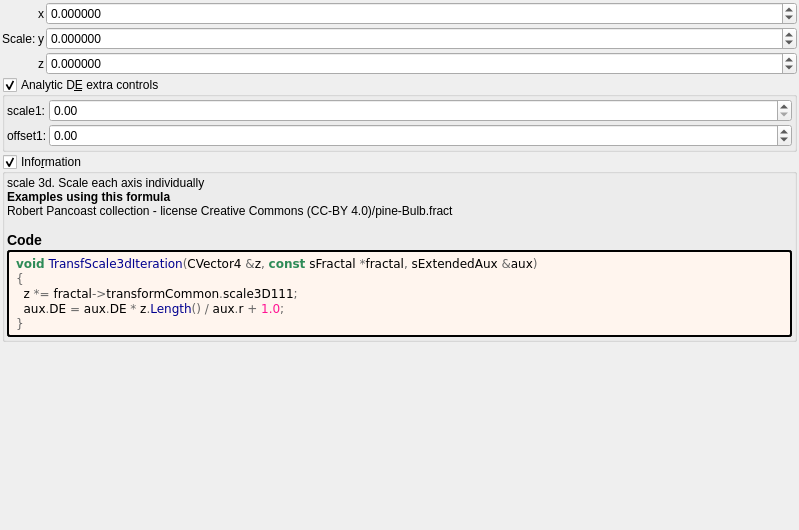
Old version of the form mandelbulber2/formula/ui/transf_scale3d.ui in the repository buddhi1980/mandelbulber2.
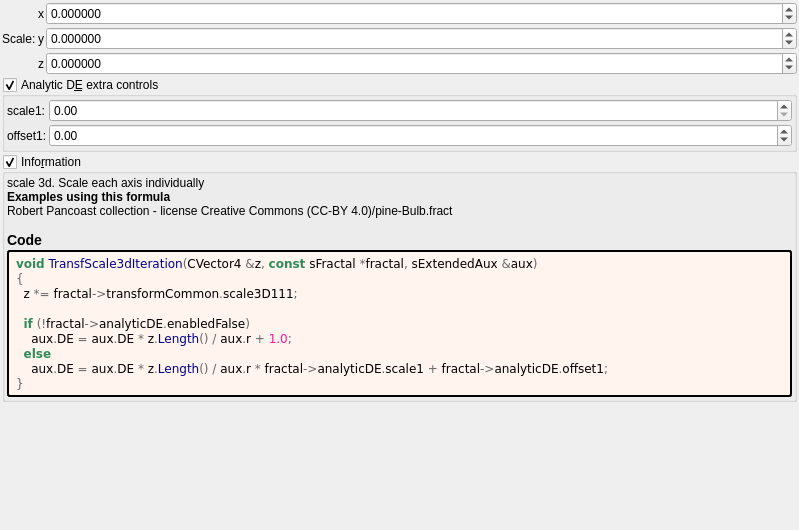
New version of the form. Custom widgets are drawn as their Qt base class.

Diff of the .ui file:
```diff
--- a/mandelbulber2/formula/ui/transf_scale3d.ui
+++ b/mandelbulber2/formula/ui/transf_scale3d.ui
@@ -307,7 +307,11 @@
 &lt;pre style=&quot;color:#000000; background-color:#fff5ee;  font-family:'Courier New',monospace;&quot;&gt;&lt;span style=&quot;color:#2e8b57; font-weight:bold&quot;&gt;void&lt;/span&gt; &lt;span style=&quot;color:#00008f&quot;&gt;TransfScale3dIteration&lt;/span&gt;&lt;span style=&quot;color:#676767&quot;&gt;(&lt;/span&gt;CVector4 &lt;span style=&quot;color:#676767&quot;&gt;&amp;amp;&lt;/span&gt;z&lt;span style=&quot;color:#676767&quot;&gt;,&lt;/span&gt; &lt;span style=&quot;color:#2e8b57; font-weight:bold&quot;&gt;const&lt;/span&gt; sFractal &lt;span style=&quot;color:#676767&quot;&gt;*&lt;/span&gt;fractal&lt;span style=&quot;color:#676767&quot;&gt;,&lt;/span&gt; sExtendedAux &lt;span style=&quot;color:#676767&quot;&gt;&amp;amp;&lt;/span&gt;aux&lt;span style=&quot;color:#676767&quot;&gt;)&lt;/span&gt;
 &lt;span style=&quot;color:#676767&quot;&gt;{&lt;/span&gt;
   z &lt;span style=&quot;color:#676767&quot;&gt;*=&lt;/span&gt; fractal&lt;span style=&quot;color:#676767&quot;&gt;-&amp;gt;&lt;/span&gt;transformCommon&lt;span style=&quot;color:#676767&quot;&gt;.&lt;/span&gt;scale3D111&lt;span style=&quot;color:#676767&quot;&gt;;&lt;/span&gt;
-  aux&lt;span style=&quot;color:#676767&quot;&gt;.&lt;/span&gt;DE &lt;span style=&quot;color:#676767&quot;&gt;=&lt;/span&gt; aux&lt;span style=&quot;color:#676767&quot;&gt;.&lt;/span&gt;DE &lt;span style=&quot;color:#676767&quot;&gt;*&lt;/span&gt; z&lt;span style=&quot;color:#676767&quot;&gt;.&lt;/span&gt;&lt;span style=&quot;color:#00008f&quot;&gt;Length&lt;/span&gt;&lt;span style=&quot;color:#676767&quot;&gt;() /&lt;/span&gt; aux&lt;span style=&quot;color:#676767&quot;&gt;.&lt;/span&gt;r &lt;span style=&quot;color:#676767&quot;&gt;+&lt;/span&gt; &lt;span style=&quot;color:#ff1493&quot;&gt;1.0&lt;/span&gt;&lt;span style=&quot;color:#676767&quot;&gt;;&lt;/span&gt;
+
+  &lt;span style=&quot;color:#2e8b57; font-weight:bold&quot;&gt;if&lt;/span&gt; &lt;span style=&quot;color:#676767&quot;&gt;(!&lt;/span&gt;fractal&lt;span style=&quot;color:#676767&quot;&gt;-&amp;gt;&lt;/span&gt;analyticDE&lt;span style=&quot;color:#676767&quot;&gt;.&lt;/span&gt;enabledFalse&lt;span style=&quot;color:#676767&quot;&gt;)&lt;/span&gt;
+    aux&lt;span style=&quot;color:#676767&quot;&gt;.&lt;/span&gt;DE &lt;span style=&quot;color:#676767&quot;&gt;=&lt;/span&gt; aux&lt;span style=&quot;color:#676767&quot;&gt;.&lt;/span&gt;DE &lt;span style=&quot;color:#676767&quot;&gt;*&lt;/span&gt; z&lt;span style=&quot;color:#676767&quot;&gt;.&lt;/span&gt;&lt;span style=&quot;color:#00008f&quot;&gt;Length&lt;/span&gt;&lt;span style=&quot;color:#676767&quot;&gt;() /&lt;/span&gt; aux&lt;span style=&quot;color:#676767&quot;&gt;.&lt;/span&gt;r &lt;span style=&quot;color:#676767&quot;&gt;+&lt;/span&gt; &lt;span style=&quot;color:#ff1493&quot;&gt;1.0&lt;/span&gt;&lt;span style=&quot;color:#676767&quot;&gt;;&lt;/span&gt;
+  &lt;span style=&quot;color:#2e8b57; font-weight:bold&quot;&gt;else&lt;/span&gt;
+    aux&lt;span style=&quot;color:#676767&quot;&gt;.&lt;/span&gt;DE &lt;span style=&quot;color:#676767&quot;&gt;=&lt;/span&gt; aux&lt;span style=&quot;color:#676767&quot;&gt;.&lt;/span&gt;DE &lt;span style=&quot;color:#676767&quot;&gt;*&lt;/span&gt; z&lt;span style=&quot;color:#676767&quot;&gt;.&lt;/span&gt;&lt;span style=&quot;color:#00008f&quot;&gt;Length&lt;/span&gt;&lt;span style=&quot;color:#676767&quot;&gt;() /&lt;/span&gt; aux&lt;span style=&quot;color:#676767&quot;&gt;.&lt;/span&gt;r &lt;span style=&quot;color:#676767&quot;&gt;*&lt;/span&gt; fractal&lt;span style=&quot;color:#676767&quot;&gt;-&amp;gt;&lt;/span&gt;analyticDE&lt;span style=&quot;color:#676767&quot;&gt;.&lt;/span&gt;scale1 &lt;span style=&quot;color:#676767&quot;&gt;+&lt;/span&gt; fractal&lt;span style=&quot;color:#676767&quot;&gt;-&amp;gt;&lt;/span&gt;analyticDE&lt;span style=&quot;color:#676767&quot;&gt;.&lt;/span&gt;offset1&lt;span style=&quot;color:#676767&quot;&gt;;&lt;/span&gt;
 &lt;span style=&quot;color:#676767&quot;&gt;}&lt;/span&gt;
 &lt;/pre&gt;
 &lt;/body&gt;</string>
```
Left out of the diff: 2 changed lines with no effect on the pictures.
